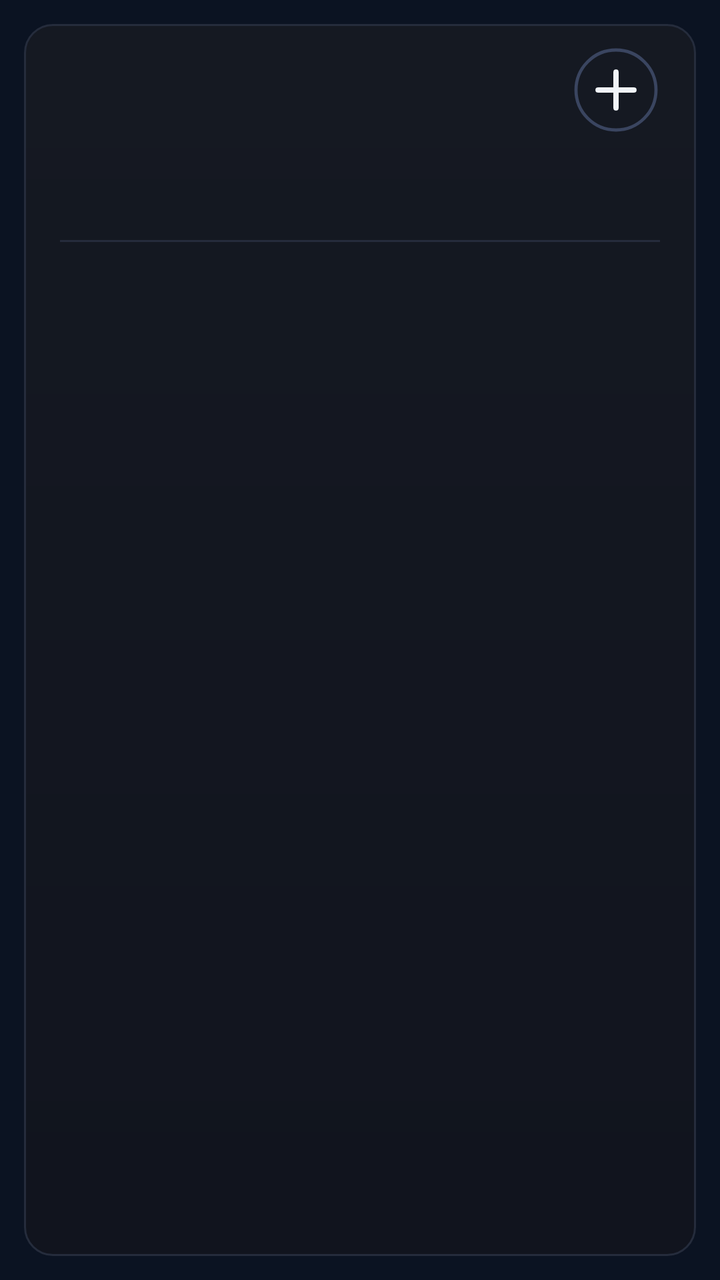
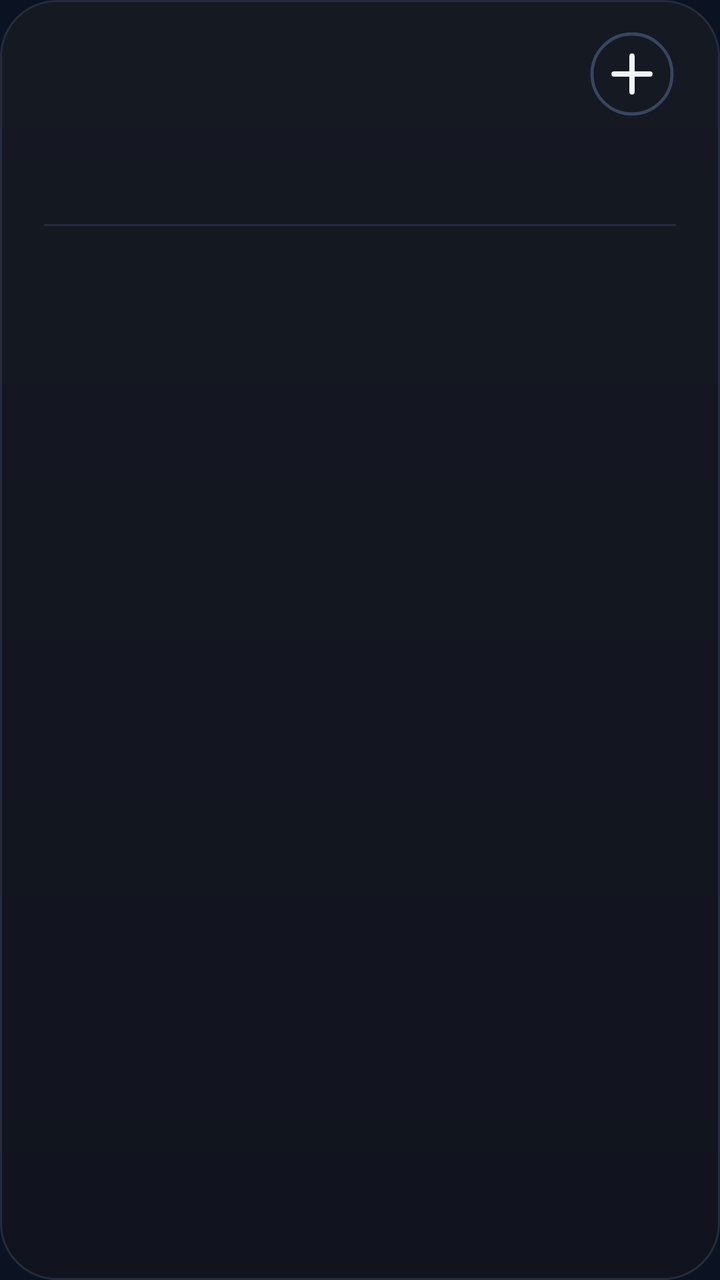

Screens rendered from an Android XML layout before and after an edit, with the pre-edit source and the edit as a unified diff.
<!-- AndroidManifest.xml: application theme AppTheme -->
<!-- res/layout/cal_k0.xml -->
<?xml version="1.0" encoding="utf-8"?>
<FrameLayout xmlns:android="http://schemas.android.com/apk/res/android"
    android:id="@+id/root"
    android:layout_width="match_parent"
    android:layout_height="match_parent"
    android:padding="12dp">

    <LinearLayout
        android:id="@+id/panel"
        android:layout_width="match_parent"
        android:layout_height="match_parent"
        android:background="@drawable/cal_panel"
        android:orientation="vertical"
        android:paddingStart="18dp"
        android:paddingTop="9dp"
        android:paddingEnd="18dp"
        android:paddingBottom="12dp">

        
        <LinearLayout
            android:layout_width="match_parent"
            android:layout_height="48dp"
            android:gravity="center_vertical"
            android:orientation="horizontal">
        <ImageView
            android:id="@+id/cal_day"
            android:layout_width="wrap_content"
            android:layout_height="47dp"
            android:adjustViewBounds="true"
            android:scaleType="fitStart" />

            <LinearLayout
                android:layout_width="0dp"
                android:layout_height="wrap_content"
                android:layout_marginStart="12dp"
                android:layout_weight="1"
                android:orientation="vertical">
                <ImageView
                    android:id="@+id/cal_month"
                    android:layout_width="match_parent"
                    android:layout_height="23dp"
                    android:adjustViewBounds="true"
                    android:scaleType="fitStart" />
                <ImageView
                    android:id="@+id/cal_sub"
                    android:layout_width="match_parent"
                    android:layout_height="16dp"
                    android:adjustViewBounds="true"
                    android:layout_marginTop="2dp"
                    android:scaleType="fitStart" />
            </LinearLayout>

            <ImageView
                android:id="@+id/btn_add"
                android:layout_width="44dp"
                android:layout_height="44dp"
                android:contentDescription="New event"
                android:src="@drawable/ic_cal_add" />
        </LinearLayout>

        
        <LinearLayout
            android:layout_width="match_parent"
            android:layout_height="44dp"
            android:layout_marginTop="2dp"
            android:orientation="horizontal">
            <LinearLayout
                android:layout_width="0dp"
                android:layout_height="match_parent"
                android:layout_weight="1"
                android:gravity="center_horizontal"
                android:orientation="vertical">
                <ImageView
                    android:id="@+id/wk_label_0"
                    android:layout_width="wrap_content"
                    android:layout_height="14dp"
                    android:adjustViewBounds="true"
                    android:scaleType="fitCenter" />
                <ImageView
                    android:id="@+id/wk_num_0"
                    android:layout_width="26dp"
                    android:layout_height="26dp"
                    android:adjustViewBounds="true"
                    android:layout_marginTop="3dp"
                    android:scaleType="fitCenter" />
            </LinearLayout>
            <LinearLayout
                android:layout_width="0dp"
                android:layout_height="match_parent"
                android:layout_weight="1"
                android:gravity="center_horizontal"
                android:orientation="vertical">
                <ImageView
                    android:id="@+id/wk_label_1"
                    android:layout_width="wrap_content"
                    android:layout_height="14dp"
                    android:adjustViewBounds="true"
                    android:scaleType="fitCenter" />
                <ImageView
                    android:id="@+id/wk_num_1"
                    android:layout_width="26dp"
                    android:layout_height="26dp"
                    android:adjustViewBounds="true"
                    android:layout_marginTop="3dp"
                    android:scaleType="fitCenter" />
            </LinearLayout>
            <LinearLayout
                android:layout_width="0dp"
                android:layout_height="match_parent"
                android:layout_weight="1"
                android:gravity="center_horizontal"
                android:orientation="vertical">
                <ImageView
                    android:id="@+id/wk_label_2"
                    android:layout_width="wrap_content"
                    android:layout_height="14dp"
                    android:adjustViewBounds="true"
                    android:scaleType="fitCenter" />
                <ImageView
                    android:id="@+id/wk_num_2"
                    android:layout_width="26dp"
                    android:layout_height="26dp"
                    android:adjustViewBounds="true"
                    android:layout_marginTop="3dp"
                    android:scaleType="fitCenter" />
            </LinearLayout>
            <LinearLayout
                android:layout_width="0dp"
                android:layout_height="match_parent"
                android:layout_weight="1"
                android:gravity="center_horizontal"
                android:orientation="vertical">
                <ImageView
                    android:id="@+id/wk_label_3"
                    android:layout_width="wrap_content"
                    android:layout_height="14dp"
                    android:adjustViewBounds="true"
                    android:scaleType="fitCenter" />
                <ImageView
                    android:id="@+id/wk_num_3"
                    android:layout_width="26dp"
                    android:layout_height="26dp"
                    android:adjustViewBounds="true"
                    android:layout_marginTop="3dp"
                    android:scaleType="fitCenter" />
            </LinearLayout>
            <LinearLayout
                android:layout_width="0dp"
                android:layout_height="match_parent"
                android:layout_weight="1"
                android:gravity="center_horizontal"
                android:orientation="vertical">
                <ImageView
                    android:id="@+id/wk_label_4"
                    android:layout_width="wrap_content"
                    android:layout_height="14dp"
                    android:adjustViewBounds="true"
                    android:scaleType="fitCenter" />
                <ImageView
                    android:id="@+id/wk_num_4"
                    android:layout_width="26dp"
                    android:layout_height="26dp"
                    android:adjustViewBounds="true"
                    android:layout_marginTop="3dp"
                    android:scaleType="fitCenter" />
            </LinearLayout>
            <LinearLayout
                android:layout_width="0dp"
                android:layout_height="match_parent"
                android:layout_weight="1"
                android:gravity="center_horizontal"
                android:orientation="vertical">
                <ImageView
                    android:id="@+id/wk_label_5"
                    android:layout_width="wrap_content"
                    android:layout_height="14dp"
                    android:adjustViewBounds="true"
                    android:scaleType="fitCenter" />
                <ImageView
                    android:id="@+id/wk_num_5"
                    android:layout_width="26dp"
                    android:layout_height="26dp"
                    android:adjustViewBounds="true"
                    android:layout_marginTop="3dp"
                    android:scaleType="fitCenter" />
            </LinearLayout>
            <LinearLayout
                android:layout_width="0dp"
                android:layout_height="match_parent"
                android:layout_weight="1"
                android:gravity="center_horizontal"
                android:orientation="vertical">
                <ImageView
                    android:id="@+id/wk_label_6"
                    android:layout_width="wrap_content"
                    android:layout_height="14dp"
                    android:adjustViewBounds="true"
                    android:scaleType="fitCenter" />
                <ImageView
                    android:id="@+id/wk_num_6"
                    android:layout_width="26dp"
                    android:layout_height="26dp"
                    android:adjustViewBounds="true"
                    android:layout_marginTop="3dp"
                    android:scaleType="fitCenter" />
            </LinearLayout>
        </LinearLayout>

        <ImageView
            android:layout_width="match_parent"
            android:layout_height="1dp"
            android:layout_marginTop="5dp"
            android:layout_marginBottom="5dp"
            android:scaleType="fitXY"
            android:src="@drawable/cal_divider" />

        
        <LinearLayout
            android:layout_width="match_parent"
            android:layout_height="0dp"
            android:layout_weight="1"
            android:orientation="vertical">
        </LinearLayout>
        <ImageView
            android:id="@+id/cal_more"
            android:layout_width="match_parent"
            android:layout_height="14dp"
            android:adjustViewBounds="true"
            android:scaleType="fitEnd" />
    </LinearLayout>
</FrameLayout>
<!-- resources referenced by this layout -->
<resources>
  <!-- drawable cal_divider (drawable) -->
  <?xml version="1.0" encoding="utf-8"?>
  <shape xmlns:android="http://schemas.android.com/apk/res/android" android:shape="rectangle">
      <solid android:color="#FF252C3C" />
  </shape>
  <!-- drawable cal_panel (drawable) -->
  <?xml version="1.0" encoding="utf-8"?>
  <shape xmlns:android="http://schemas.android.com/apk/res/android" android:shape="rectangle">
      <gradient android:angle="270" android:startColor="#FF151922" android:endColor="#FF11141E" />
      <stroke android:width="1dp" android:color="#FF252C3C" />
      <corners android:radius="14dp" />
  </shape>
  <!-- drawable ic_cal_add (drawable) -->
  <?xml version="1.0" encoding="utf-8"?>
  <vector xmlns:android="http://schemas.android.com/apk/res/android"
      android:width="44dp"
      android:height="44dp"
      android:viewportWidth="44"
      android:viewportHeight="44">
      <path
          android:pathData="M22,22m-20,0a20,20 0,1 1,40 0a20,20 0,1 1,-40 0"
          android:strokeColor="#FF3A4560"
          android:strokeWidth="1.6" />
      <path
          android:pathData="M13,22L31,22M22,13L22,31"
          android:strokeColor="#FFF1F5F9"
          android:strokeLineCap="round"
          android:strokeWidth="2.6" />
  </vector>
  <style name="AppTheme" parent="@android:style/Theme.DeviceDefault.NoActionBar">
          <item name="android:colorAccent">#DF8B35</item>
          <item name="android:colorControlActivated">#DF8B35</item>
          <item name="android:windowBackground">#0B1322</item>
          <item name="android:statusBarColor">#0E111A</item>
          <item name="android:navigationBarColor">#0B1322</item>
          <item name="android:textColorHint">#718096</item>
      </style>
</resources>

<!-- the commit's change to res/layout/cal_k0.xml (unified diff, before → after) -->
@@ -3,7 +3,7 @@
     android:id="@+id/root"
     android:layout_width="match_parent"
     android:layout_height="match_parent"
-    android:padding="12dp">
+    android:padding="0dp">
 
     <LinearLayout
         android:id="@+id/panel"
@@ -11,10 +11,10 @@
         android:layout_height="match_parent"
         android:background="@drawable/cal_panel"
         android:orientation="vertical"
-        android:paddingStart="18dp"
-        android:paddingTop="9dp"
-        android:paddingEnd="18dp"
-        android:paddingBottom="12dp">
+        android:paddingStart="22dp"
+        android:paddingTop="13dp"
+        android:paddingEnd="22dp"
+        android:paddingBottom="14dp">
 
         
         <LinearLayout
<!-- resource entries referenced after the edit -->
@@ -10,7 +10,7 @@
   <shape xmlns:android="http://schemas.android.com/apk/res/android" android:shape="rectangle">
       <gradient android:angle="270" android:startColor="#FF151922" android:endColor="#FF11141E" />
       <stroke android:width="1dp" android:color="#FF252C3C" />
-      <corners android:radius="14dp" />
+      <corners android:radius="@dimen/widget_radius" />
   </shape>
   <!-- drawable ic_cal_add (drawable) -->
   <?xml version="1.0" encoding="utf-8"?>
@@ -37,5 +37,6 @@
           <item name="android:navigationBarColor">#0B1322</item>
           <item name="android:textColorHint">#718096</item>
       </style>
+  <dimen name="widget_radius">20dp</dimen>
 </resources>
 
